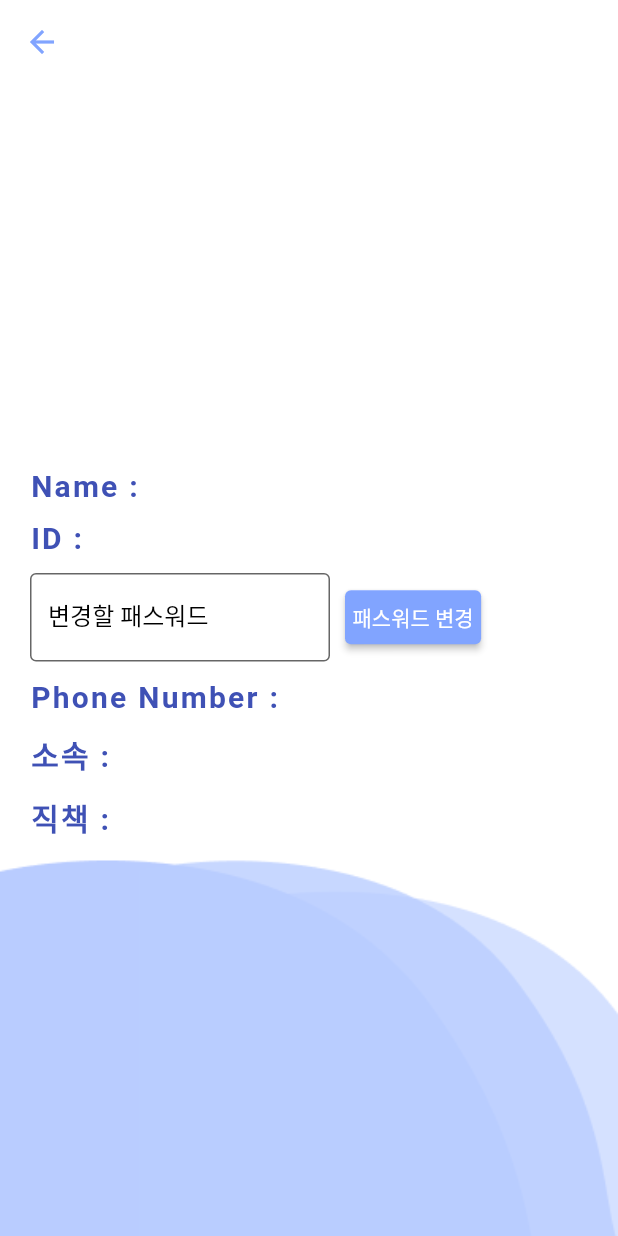
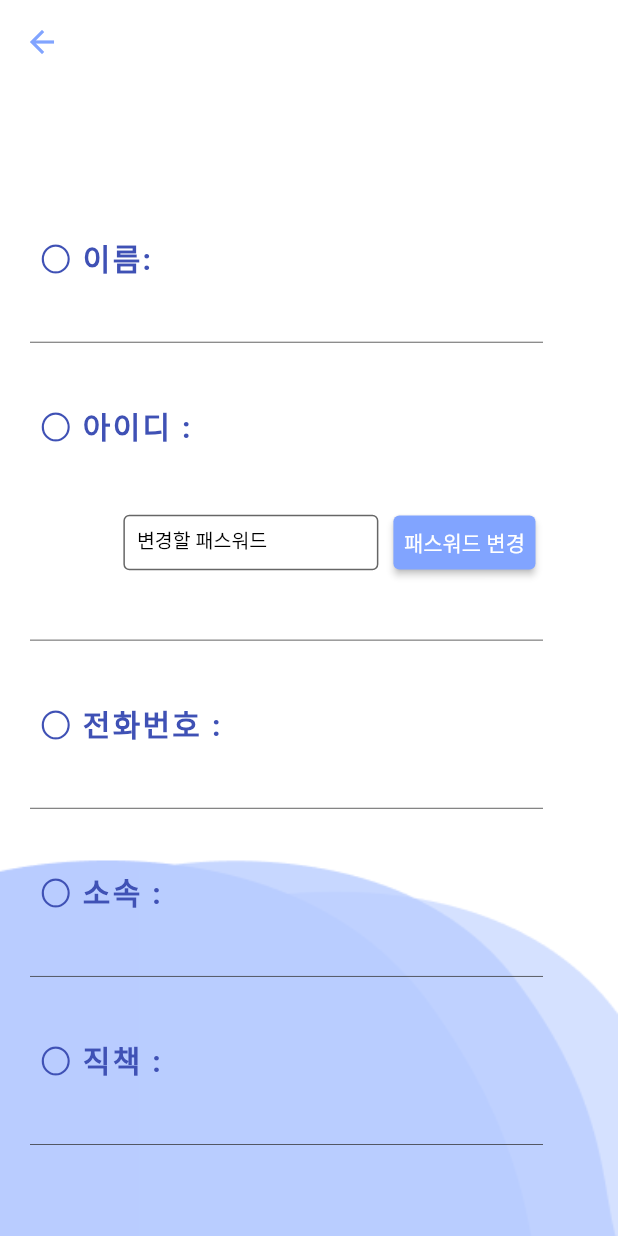
Before and after one commit to Smart-Beacon/HCS-Beacon, a Flutter app: the EditPersonalInfo screen opened by its route, on a phone screen of 412 x 824 dp. Run offline on Flutter 3.47's test engine with Material 2 defaults, Android fonts, the phone set to English and light mode, and no system bars; our stand-ins replace device_info_plus, dio, flutter_dotenv, flutter_secure_storage, permission_handler, top_snackbar_flutter; missing offline and left inert: time_picker_sheet; accounts and stored records are empty; network calls fail.

Commit message:
beacon degign Edit

```diff
--- a/App/app/lib/edit_personal_info.dart
+++ b/App/app/lib/edit_personal_info.dart
@@ -111,12 +111,12 @@ class _EditPersonalInfo extends State<EditPersonalInfo> {
           alignment: Alignment.centerLeft,
           padding: const EdgeInsets.all(20),
           child: Column(
-            mainAxisAlignment: MainAxisAlignment.center,
+            mainAxisAlignment: MainAxisAlignment.spaceEvenly,
             crossAxisAlignment: CrossAxisAlignment.start,
             children: <Widget>[
               const Padding(padding: EdgeInsets.only(top: 60.0)),
               Text(
-                "Name : ${userName!}",
+                " ○ 이름: ${userName!}",
                 style: const TextStyle(
                   letterSpacing: 1.5,
                   fontWeight: FontWeight.bold,
@@ -124,9 +124,15 @@ class _EditPersonalInfo extends State<EditPersonalInfo> {
                   color: Colors.indigo,
                 ),
               ),
-              const SizedBox(height: 12.0),
+              Divider(
+              height: 5.0,
+              color: Colors.grey[850],
+              thickness: 0.5,
+              endIndent: 30.0,
+             ),
+              //const SizedBox(height: 12.0),
               Text(
-                "ID : ${userLoginId!}",
+                " ○ 아이디 : ${userLoginId!}",
                 style: const TextStyle(
                   letterSpacing: 1.5,
                   fontWeight: FontWeight.bold,
@@ -134,42 +140,54 @@ class _EditPersonalInfo extends State<EditPersonalInfo> {
                   color: Colors.indigo,
                 ),
               ),
-              const SizedBox(height: 12.0),
               Row(
+                mainAxisAlignment: MainAxisAlignment.end,
                 children: <Widget>[
                 SizedBox(
-                width: 200,
+                width: 170,
                 child: TextField(
                       controller: password,
                       obscureText: true,
                       decoration: const InputDecoration(
+                          contentPadding: EdgeInsets.all(9),
+                          isDense: true,
                           filled: true,
                           fillColor: Colors.white,
                           border: OutlineInputBorder(),
                           labelText: '변경할 패스워드',
-                          labelStyle: TextStyle(color: Colors.black),
+                          labelStyle: TextStyle(color: Colors.black, fontSize: 13.0),
                           hintText: 'Enter your password'),
                     ),
               ),
               const SizedBox(width: 10.0),
-              ElevatedButton(onPressed: ()async{
+              Container(
+                margin:const EdgeInsets.only(right:35.0),
+                child: ElevatedButton(
+                  onPressed: () async{
                   if(isEmptyPassword()){
                     checkUser("패스워드를 입력해주세요.");
                   }else{
                     checkUser(await changePassword());
+                    Future.delayed(const Duration(milliseconds: 3000),
+                    (() => Navigator.pushNamed(context, '/main')));
                   }
                 },
                 style: ElevatedButton.styleFrom(
                   backgroundColor: const Color(0xff81a4ff),
-                padding: const EdgeInsets.all(5.0),
+                  padding: const EdgeInsets.all(7.0),
                   textStyle: const TextStyle(color: Colors.black),
                 ),child: const Text("패스워드 변경"),),
+              ),
                 ],
               ),
-
-              const SizedBox(height: 12.0),
+              Divider(
+              height: 5.0,
+              color: Colors.grey[850],
+              thickness: 0.5,
+              endIndent: 30.0,
+              ),
               Text(
-                "Phone Number : ${phoneNum!}",
+                " ○ 전화번호 : ${phoneNum!}",
                 style: const TextStyle(
                   letterSpacing: 1.5,
                   fontWeight: FontWeight.bold,
@@ -177,9 +195,14 @@ class _EditPersonalInfo extends State<EditPersonalInfo> {
                   color: Colors.indigo,
                 ),
               ),
-              const SizedBox(height: 12.0),
+              Divider(
+              height: 5.0,
+              color: Colors.grey[850],
+              thickness: 0.5,
+              endIndent: 30.0,
+            ),
               Text(
-                "소속 : ${company!}",
+                " ○ 소속 : ${company!}",
                 style: const TextStyle(
                   letterSpacing: 1.5,
                   fontWeight: FontWeight.bold,
@@ -187,9 +210,14 @@ class _EditPersonalInfo extends State<EditPersonalInfo> {
                   color: Colors.indigo,
                 ),
               ),
-              const SizedBox(height: 12.0),
+              Divider(
+              height: 5.0,
+              color: Colors.grey[850],
+              thickness: 0.5,
+              endIndent: 30.0,
+            ),
               Text(
-                "직책 : ${position!}",
+                " ○ 직책 : ${position!}",
                 style: const TextStyle(
                   letterSpacing: 1.5,
                   fontWeight: FontWeight.bold,
@@ -197,7 +225,13 @@ class _EditPersonalInfo extends State<EditPersonalInfo> {
                   color: Colors.indigo,
                 ),
               ),
-              const SizedBox(height: 12.0),
+
+              Divider(
+              height: 5.0,
+              color: Colors.grey[850],
+              thickness: 0.5,
+              endIndent: 30.0,
+            ),
             ],
           ),
         ),
--- a/App/app/lib/middle_screen.dart
+++ b/App/app/lib/middle_screen.dart
@@ -76,7 +76,7 @@ class LoginButton extends StatelessWidget {
           Navigator.pushNamed(context, '/login');
         },
         child: const Text(
-          'Login',
+          '로그인',
           style: TextStyle(color: Colors.white, fontSize: 24.0),
         ),
       ),
@@ -103,7 +103,7 @@ class RegisterButton extends StatelessWidget {
           Navigator.pushNamed(context, '/regist');
         },
         child: const Text(
-          'Register',
+          '방문 신청',
           style: TextStyle(color: Colors.white, fontSize: 24.0),
         ),
       ),
```
Also changed, not shown: App/app/lib/device_info_check.dart (+14 -10 lines), App/app/lib/find_account_screen.dart (+16 -14 lines), App/app/lib/login_screen.dart (+13 -5 lines), App/app/lib/nav_bar.dart (+7 -4 lines), App/app/lib/register_screen.dart (+4 -4 lines). Lines whose indentation alone changed are shown as unchanged.
